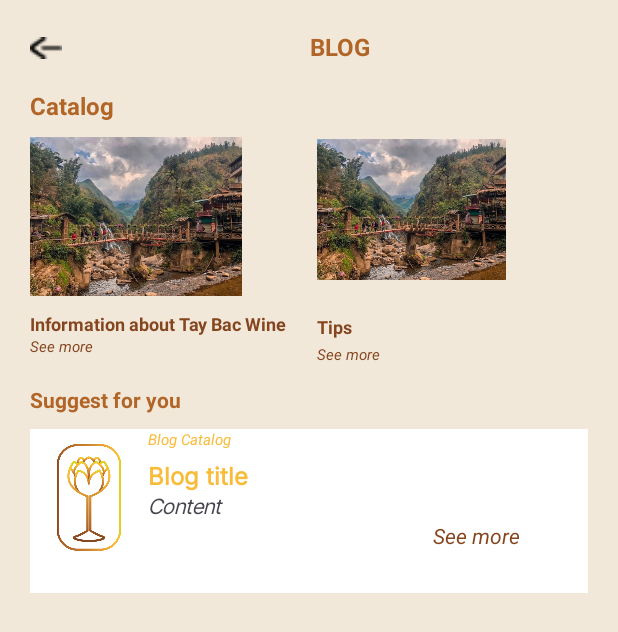
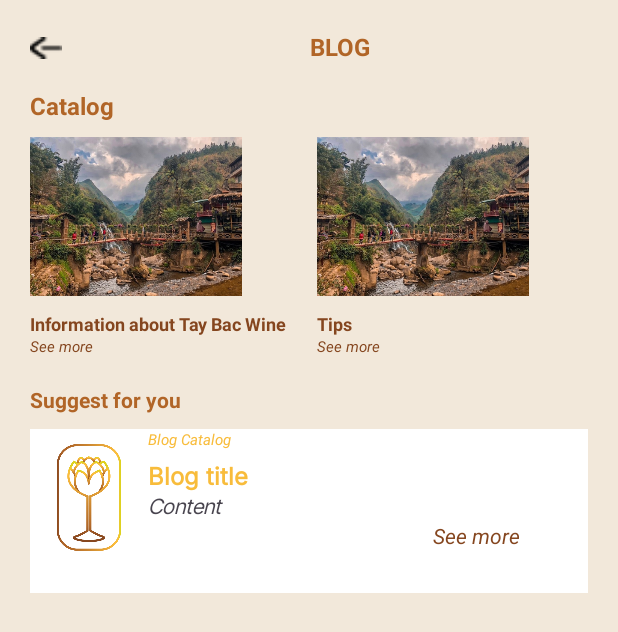
Before and after one commit to anhthuuu-u/saru_application, an Android app: the layout activity_blog_list.xml on its own in the app's theme, with its tools: preview values and no code run, on a phone screen of 412 x 824 dp. Shown: the top 632 px of the screen. Run offline under Robolectric (Android 15) with nearby library versions, the phone set to English and light mode, and no system bars; Roboto replaces fonts that are not available here.

Commit message:
adding files

```diff
--- a/frontend_client/app/src/main/res/layout/activity_blog_blog_detail.xml
+++ b/frontend_client/app/src/main/res/layout/activity_blog_blog_detail.xml
@@ -17,7 +17,7 @@
         android:orientation="horizontal">
 
         <ImageView
-            android:id="@+id/imageView3"
+            android:id="@+id/imgDetailBlog_Back"
             android:layout_width="21dp"
             android:layout_height="24dp"
             android:src="@mipmap/ic_back_arrow" />
--- a/frontend_client/app/src/main/res/layout/activity_blog_each_catalog.xml
+++ b/frontend_client/app/src/main/res/layout/activity_blog_each_catalog.xml
@@ -17,7 +17,7 @@
         android:orientation="horizontal">
 
         <ImageView
-            android:id="@+id/imageView3"
+            android:id="@+id/imgEachCatalog_Back"
             android:layout_width="21dp"
             android:layout_height="24dp"
             android:src="@mipmap/ic_back_arrow" />
@@ -125,7 +125,7 @@
                     android:layout_marginLeft="10dp"/>
 
                 <TextView
-                    android:id="@+id/textView12"
+                    android:id="@+id/txtBlog_BlogCatalogName"
                     android:layout_width="match_parent"
                     android:layout_height="wrap_content"
                     android:layout_marginLeft="10dp"
@@ -135,7 +135,7 @@
 
 
                 <TextView
-                    android:id="@+id/textView13"
+                    android:id="@+id/txtBlog_BlogTitle"
                     android:layout_width="137dp"
                     android:layout_height="wrap_content"
                     android:text="@string/title_blog_seemore"
--- a/frontend_client/app/src/main/res/layout/activity_blog_list.xml
+++ b/frontend_client/app/src/main/res/layout/activity_blog_list.xml
@@ -17,7 +17,7 @@
         android:orientation="horizontal">
 
         <ImageView
-            android:id="@+id/imageView3"
+            android:id="@+id/imgEachCatalog_Back"
             android:layout_width="21dp"
             android:layout_height="24dp"
             android:src="@mipmap/ic_back_arrow" />
@@ -59,13 +59,13 @@
             android:orientation="vertical">
 
             <ImageView
-                android:id="@+id/imageView"
+                android:id="@+id/imgBlog_CategoryNameInfo"
                 android:layout_width="141dp"
                 android:layout_height="126dp"
                 app:srcCompat="@mipmap/img_taybacvillage" />
 
             <TextView
-                android:id="@+id/textView3"
+                android:id="@+id/txtBlog_CategoryNameInfo"
                 android:layout_width="wrap_content"
                 android:layout_height="wrap_content"
                 android:text="@string/title_blog_inforTayBacWine"
@@ -74,7 +74,7 @@
                 android:textStyle="bold" />
 
             <TextView
-                android:id="@+id/textView4"
+                android:id="@+id/txtBlogList_SeemoreInfo"
                 android:layout_width="match_parent"
                 android:layout_height="25dp"
                 android:text="@string/title_blog_seemore"
@@ -86,31 +86,28 @@
         </LinearLayout>
 
         <LinearLayout
-            android:layout_width="match_parent"
+            android:layout_width="wrap_content"
             android:layout_height="match_parent"
             android:orientation="vertical"
             android:layout_marginLeft="20dp">
 
             <ImageView
-                android:id="@+id/imageView2"
-                android:layout_width="126dp"
-                android:layout_height="113dp"
-                android:layout_weight="1"
+                android:id="@+id/imgBlog_CategoryNameTips"
+                android:layout_width="141dp"
+                android:layout_height="126dp"
                 app:srcCompat="@mipmap/img_taybacvillage" />
 
             <TextView
-                android:id="@+id/textView6"
-                android:layout_width="match_parent"
+                android:id="@+id/txtBlog_CategoryNameTips"
+                android:layout_width="wrap_content"
                 android:layout_height="wrap_content"
-                android:layout_weight="1"
-                android:layout_marginTop="11dp"
                 android:text="@string/title_blog_tips"
                 android:textColor="#85461F"
                 android:textSize="12sp"
                 android:textStyle="bold" />
 
             <TextView
-                android:id="@+id/textView7"
+                android:id="@+id/txtBlogList_SeemoreTips"
                 android:layout_width="match_parent"
                 android:layout_height="wrap_content"
                 android:layout_weight="1"
@@ -123,7 +120,7 @@
     </LinearLayout>
 
     <TextView
-        android:id="@+id/textView8"
+        android:id="@+id/txtBlogListSuggest"
         android:layout_width="match_parent"
         android:layout_height="wrap_content"
         android:layout_marginLeft="20dp"
@@ -142,7 +139,7 @@
         android:layout_marginRight="20dp">
 
         <ImageView
-            android:id="@+id/imageView4"
+            android:id="@+id/imgBlog_Blog1"
             android:layout_width="157dp"
             android:layout_height="72dp"
             android:layout_weight="1"
@@ -156,7 +153,7 @@
             android:orientation="vertical">
 
             <TextView
-                android:id="@+id/textView12"
+                android:id="@+id/txtBlog_BlogCatalogName"
                 android:layout_width="match_parent"
                 android:layout_height="wrap_content"
                 android:text="@string/title_blog_blogcatalog"
@@ -165,7 +162,7 @@
                 android:textStyle="italic" />
 
             <TextView
-                android:id="@+id/textView13"
+                android:id="@+id/txtBlog_BlogTitle"
                 android:layout_width="match_parent"
                 android:layout_height="wrap_content"
                 android:layout_marginTop="5dp"
@@ -176,7 +173,7 @@
                 android:textStyle="bold" />
 
             <TextView
-                android:id="@+id/textView14"
+                android:id="@+id/txtBlog_BlogContent"
                 android:layout_width="match_parent"
                 android:layout_height="wrap_content"
                 android:fontFamily="@font/inter_tight"
@@ -184,7 +181,7 @@
                 android:textStyle="italic" />
 
             <TextView
-                android:id="@+id/textView15"
+                android:id="@+id/txtBlogList_SeemoreBlog1"
                 android:layout_width="247dp"
                 android:layout_height="wrap_content"
                 android:text="@string/title_blog_seemore"
--- a/frontend_client/app/src/main/res/values/strings.xml
+++ b/frontend_client/app/src/main/res/values/strings.xml
@@ -1,5 +1,5 @@
 <resources>
-    <string name="app_name">client_app</string>
+    <string name="app_name">SARU</string>
     <string name="title_blog_Blog">BLOG</string>
     <string name="title_blog_catalog">Catalog</string>
     <string name="title_blog_inforTayBacWine">Information about Tay Bac Wine</string>
@@ -16,4 +16,5 @@
     <string name="title_detailblog_datepost">Posting date</string>
     <string name="title_detailblog_view">View</string>
     <string name="title_detailblog_relatednews">Related news</string>
+
 </resources>
```
Also changed, not shown: frontend_client/app/src/main/AndroidManifest.xml (+7 -4 lines), frontend_client/app/src/main/java/saru/com/app/Blog_BlogDetailActivity.java (+25 -0 lines), frontend_client/app/src/main/java/saru/com/app/Blog_EachCatalogActivity.java (+25 -0 lines), frontend_client/app/src/main/java/saru/com/app/Blog_ListActivity.java (+88 -0 lines), 1 other file.
